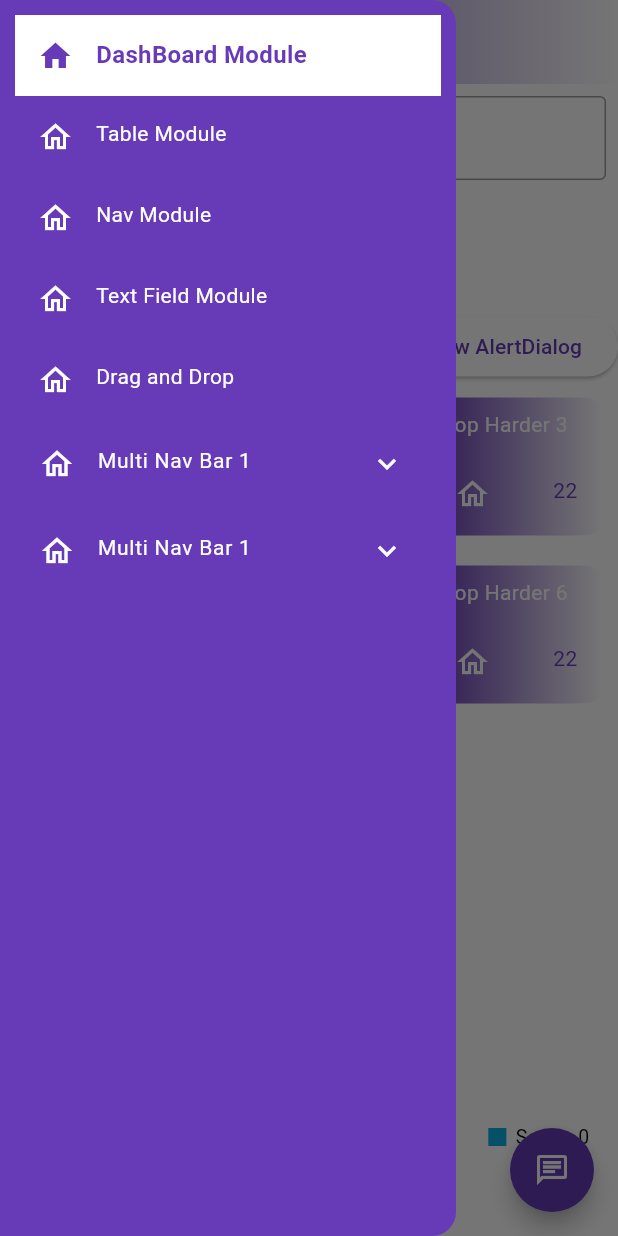
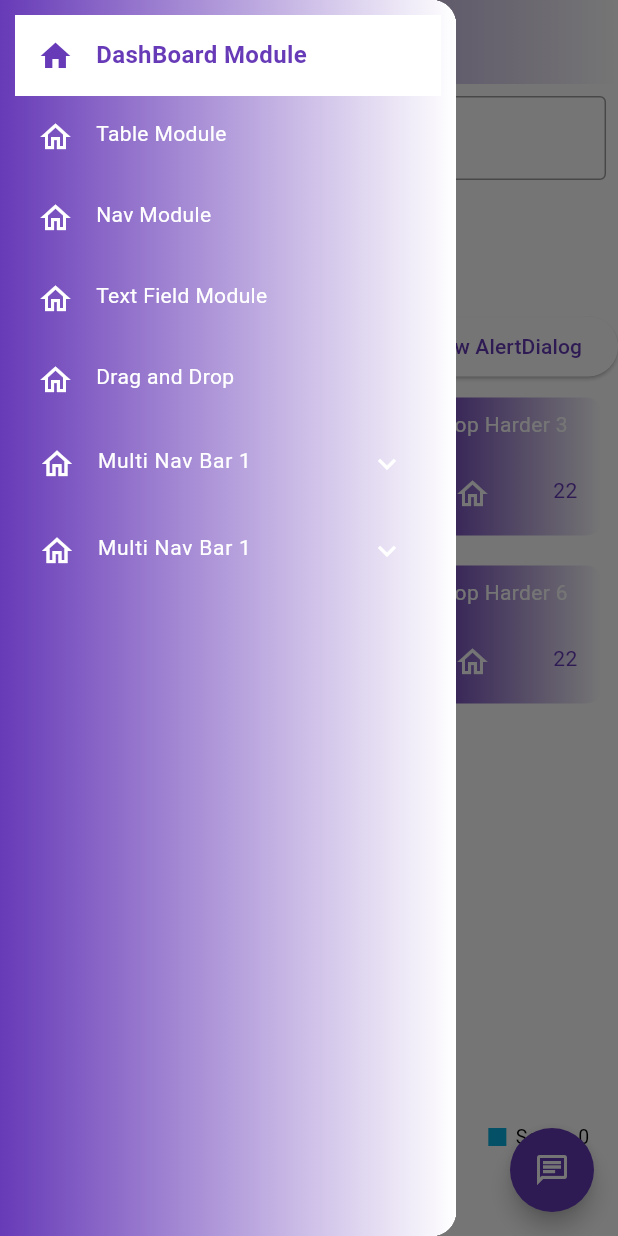
Before and after one commit to postboxat18/flutterbootstrap5, a Flutter app: the Home screen opened directly, with the side drawer open, on a phone screen of 412 x 824 dp. Run offline on Flutter 3.47's test engine with Material 3 defaults, Android fonts, the phone set to English and light mode, and no system bars; our stand-ins replace dropdown_textfield, grouped_list, syncfusion_flutter_charts; missing offline and left inert: dialog_flowtter, flutter_listfilter, intersperse.

Commit message:
added gradient in text module dart

```diff
--- a/example/lib/Home/Home.dart
+++ b/example/lib/Home/Home.dart
@@ -66,6 +66,7 @@ class _HomeState extends State<Home> {
     return isDevice
         ? Scaffold(
             appBar: AppBar(
+              iconTheme: IconThemeData(color: Colors.white),
               title: Text(
                 "Home",
                 style: TextStyle(color: Colors.white),
@@ -247,7 +248,8 @@ class _HomeState extends State<Home> {
 
   drawerFunc() {
     return Drawer(
-      backgroundColor: Colors.deepPurple,
+      child: Container(
+        decoration: BoxDecoration(gradient: gradientFunc()),
         child: Padding(
           padding: EdgeInsets.all(10),
           child: SingleChildScrollView(
@@ -303,6 +305,7 @@ class _HomeState extends State<Home> {
                       )
                     ]),
               ],
+            ),
           ),
         ),
       ),
```
Also changed, not shown: example/lib/Home/Table/TableModule.dart (+10 -5 lines). Lines whose indentation alone changed are shown as unchanged.
